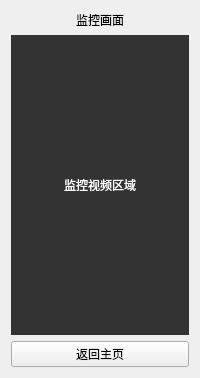
The window that src/widgets/monitorwidget.ui (yeisme/CrossControl) describes before a commit, drawn with Qt 5.
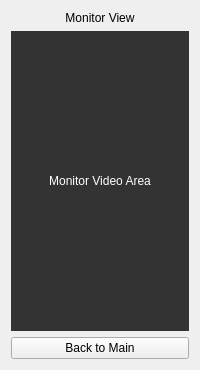
The same window after the commit.

Commit message: feat: 重构 CrossControlWidget 和 MainWidget，优化界面布局，移除不必要的信号和槽，添加翻译文件机制

The edit to the form file:
```diff
--- a/src/widgets/monitorwidget.ui
+++ b/src/widgets/monitorwidget.ui
@@ -6,7 +6,7 @@
    <item>
     <widget class="QLabel" name="labelMonitorTitle">
      <property name="text">
-      <string>监控画面</string>
+     <string>Monitor View</string>
      </property>
      <property name="alignment">
       <set>Qt::AlignmentFlag::AlignCenter</set>
@@ -19,7 +19,7 @@
       <string>background-color: #333; color: white; min-height: 300px;</string>
      </property>
      <property name="text">
-      <string>监控视频区域</string>
+     <string>Monitor Video Area</string>
      </property>
      <property name="alignment">
       <set>Qt::AlignmentFlag::AlignCenter</set>
@@ -29,7 +29,7 @@
    <item>
     <widget class="QPushButton" name="btnBackFromMonitor">
      <property name="text">
-      <string>返回主页</string>
+     <string>Back to Main</string>
      </property>
     </widget>
    </item>
```
Lines whose indentation alone changed are shown as unchanged. The commit also changes 32 other files.
